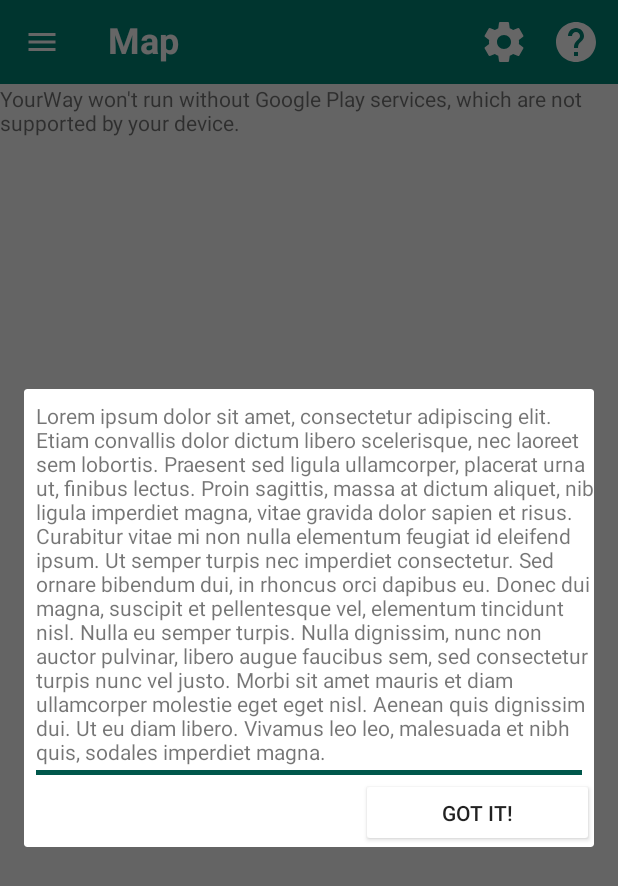
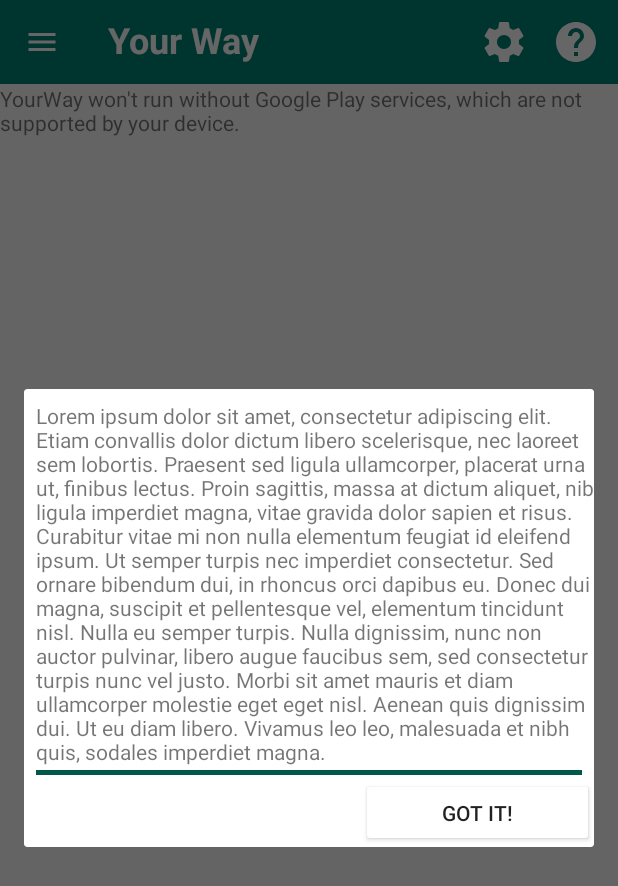
Before and after one commit to dkempen/Avans-Mobile-Guiding-System-YourWay, an Android app: the screen it shows after launch (MainActivity), after a tap on an icon or button, on a phone screen of 412 x 824 dp. Shown: the top 886 px of the screen. Run offline under Robolectric (Android 15) with nearby library versions, the phone set to English and light mode, and no system bars; our stand-ins replace Volley; libraries missing offline, so code that uses them is left out: com.shashank.sony; network calls fail; 1 statement that could not run was skipped.

Commit message:
[Fixed] Only shows relevant POI's

```diff
--- a/YourWay/src/main/java/com/id/yourway/activities/MainActivity.java
+++ b/YourWay/src/main/java/com/id/yourway/activities/MainActivity.java
@@ -44,6 +44,9 @@ public class MainActivity extends AppCompatActivity {
     private MapFragment mapFragment;
     private HelpFragment helpFragment;
     private ListFragment listFragment;
+
+    private Toolbar mToolbar;
+    private ActionBar actionbar;
 
     private android.support.v4.app.FragmentManager fragmentManager;
     private List<Sight> sights;
@@ -142,12 +145,20 @@ public class MainActivity extends AppCompatActivity {
             raListener.RouteReady(route);
         }
         //this.route = route;
+        mapFragment.removeMarkers();
+        if(mapFragment.getRoute() != null){
+            mapFragment.deleteRoute();
+        }
+        List<Sight> sights = route.getSights();
+        for (Sight sight : sights) {
+            mapFragment.addSightInternal(sight);
+        }
         mapFragment.setRoute(route);
         Log.e("hello", "hello");
     }
 
     private void setupToolbar() {
-        Toolbar mToolbar = findViewById(R.id.tool_bar);
+        mToolbar = findViewById(R.id.tool_bar);
         mToolbar.bringToFront();
         ImageButton searchButton = findViewById(R.id.toolBarSearchButton);
         searchButton.setVisibility(View.INVISIBLE);
@@ -167,10 +178,10 @@ public class MainActivity extends AppCompatActivity {
             helpFragment.show(ft, "HELP");
         });
 
-        ActionBar actionbar = getSupportActionBar();
+        actionbar = getSupportActionBar();
         if (actionbar != null) {
             actionbar.setDisplayHomeAsUpEnabled(true);
-            actionbar.setTitle("Map");
+            actionbar.setTitle("Your Way");
             actionbar.setHomeAsUpIndicator(R.drawable.ic_menu);
         }
     }
--- a/YourWay/src/main/java/com/id/yourway/fragments/MapFragment.java
+++ b/YourWay/src/main/java/com/id/yourway/fragments/MapFragment.java
@@ -85,7 +85,7 @@ public class MapFragment extends SupportMapFragment implements OnMapReadyCallbac
     public void onStart() {
         super.onStart();
         MainActivity mainActivity = (MainActivity) getActivity();
-        mainActivity.setToolbarTitle(getString(R.string.mapFragmentTitle));
+        mainActivity.setToolbarTitle("Your Way");
     }
 
     @Override
@@ -154,7 +154,7 @@ public class MapFragment extends SupportMapFragment implements OnMapReadyCallbac
         }
     }
 
-    private void addSightInternal(Sight sight) {
+    public void addSightInternal(Sight sight) {
         CustomInfoWindowAdapter customInfoWindow = new CustomInfoWindowAdapter(getContext());
         mMap.setInfoWindowAdapter(customInfoWindow);
         MarkerOptions options = null;
@@ -184,6 +184,14 @@ public class MapFragment extends SupportMapFragment implements OnMapReadyCallbac
         currentRouteIndex = routeManager.getRouteProgression(route.getName());
         nextSight = getMapEntry(route.getSight(currentRouteIndex));
         nextSight.getKey().setIcon(BitmapDescriptorFactory.defaultMarker(BitmapDescriptorFactory.HUE_GREEN));
+    }
+
+    public Route getRoute() {
+        return route;
+    }
+
+    public void deleteRoute(){
+        this.route = null;
     }
 
     public Map.Entry<Marker, Sight> getMapEntry(Sight sight) {
```
